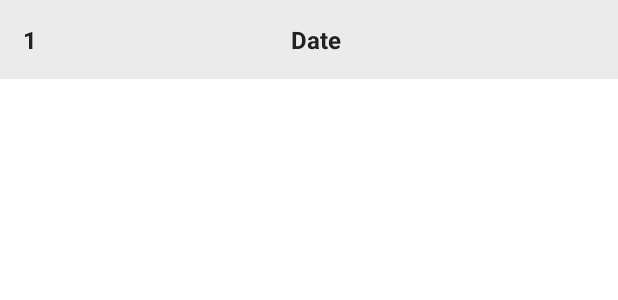
After one commit to iamr-kumar/FitInTenMinutes, an Android app: the layout item_history_row.xml on its own in the app's theme, with its tools: preview values and no code run, on a phone screen of 412 x 824 dp. The commit adds this screen. Shown: the top 300 px of the screen. Run offline under Robolectric (Android 15) with nearby library versions, the light colour scheme and no system bars.

Commit message:
History and final app done

```diff
--- /dev/null
+++ b/app/src/main/res/layout/item_history_row.xml
@@ -0,0 +1,35 @@
+<?xml version="1.0" encoding="utf-8"?>
+<LinearLayout xmlns:android="http://schemas.android.com/apk/res/android"
+    xmlns:tools="http://schemas.android.com/tools"
+    android:id="@+id/llHistoryItenMain"
+    android:orientation="horizontal"
+    android:layout_width="match_parent"
+    android:layout_height="wrap_content"
+    android:padding="15dp"
+    android:background="#EBEBEB"
+    >
+
+    <TextView
+        android:id="@+id/tvPosition"
+        android:layout_width="wrap_content"
+        android:layout_height="wrap_content"
+        android:gravity="center"
+        android:textColor="#212121"
+        android:textSize="16sp"
+        android:textStyle="bold"
+        tools:text="1"
+        />
+
+    <TextView
+        android:id="@+id/tvItem"
+        android:layout_width="0dp"
+        android:layout_height="wrap_content"
+        android:layout_weight="1"
+        android:gravity="center"
+        android:textColor="#212121"
+        android:textSize="16sp"
+        android:textStyle="bold"
+        tools:text="Date"
+        />
+
+</LinearLayout>
```
Also changed, not shown: app/src/main/java/com/example/fitinsevenminutes/FinishActivity.kt (+18 -0 lines), app/src/main/java/com/example/fitinsevenminutes/HistoryActivity.kt (+28 -0 lines), app/src/main/java/com/example/fitinsevenminutes/HistoryAdaptar.kt (added, +38 -0 lines), app/src/main/java/com/example/fitinsevenminutes/SqliteOpenHelper.kt (added, +50 -0 lines), app/src/main/res/layout/activity_history.xml (+43 -2 lines).
